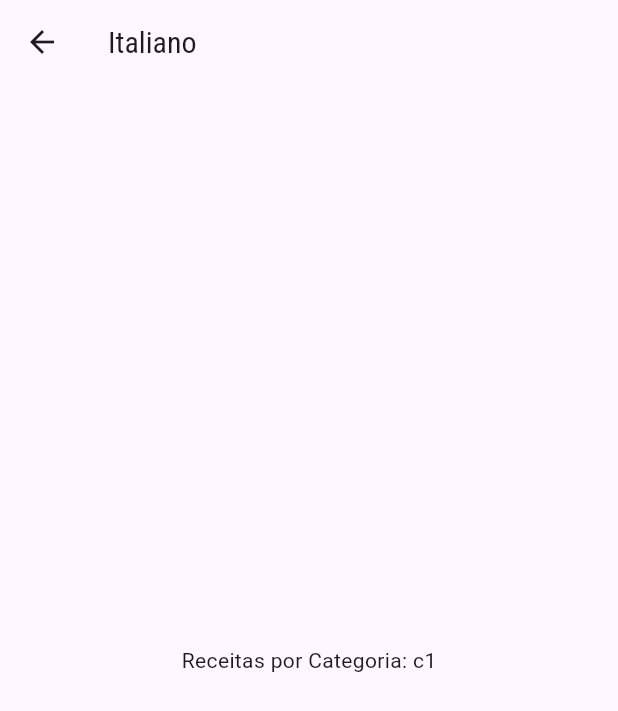
After one commit to tarcisiomesquita/meal_recipes_app, a Flutter app: the screen it shows after launch, after a tap on "Italiano", on a phone screen of 412 x 824 dp. The commit adds this screen. Shown: the top 711 px of the screen. Run offline on Flutter 3.47's test engine with Material 3 defaults, Android fonts, the phone set to English and light mode, and no system bars; our stand-ins replace google_fonts.

Commit message:
criação de página para exibição de uma lista de refeições por categoria

```diff
--- a/lib/components/category_item.dart
+++ b/lib/components/category_item.dart
@@ -1,4 +1,5 @@
 import 'package:flutter/material.dart';
+import 'package:meal_recipes_app/screens/categories_meals_screen.dart';
 
 import '../modals.dart/category.dart';
 
@@ -6,9 +7,25 @@
   final Category category;
   const CategoryItem(this.category, {super.key});
 
+  void _selectCategory(BuildContext context) {
+    Navigator.of(context).push(
+      MaterialPageRoute(
+        builder: (_) {
+          return CategoriesMealsScreen(category);
+        },
+      ),
+    );
+  }
+
   @override
   Widget build(BuildContext context) {
-    return Container(
+    return InkWell(
+      onTap: () {
+        _selectCategory(context);
+      },
+      splashColor: Theme.of(context).primaryColor,
+      borderRadius: BorderRadius.circular(10),
+      child: Container(
         padding: const EdgeInsets.all(15),
         decoration: BoxDecoration(
           borderRadius: BorderRadius.circular(10),
@@ -25,6 +42,7 @@
           category.title,
           style: Theme.of(context).textTheme.titleLarge,
         ),
+      ),
     );
   }
 }
--- /dev/null
+++ b/lib/screens/categories_meals_screen.dart
@@ -0,0 +1,18 @@
+import 'package:flutter/material.dart';
+import 'package:meal_recipes_app/modals.dart/category.dart';
+
+class CategoriesMealsScreen extends StatelessWidget {
+  final Category category;
+
+  const CategoriesMealsScreen(this.category, {super.key});
+
+  @override
+  Widget build(BuildContext context) {
+    return Scaffold(
+      appBar: AppBar(
+        title: Text(category.title),
+      ),
+      body: Center(child: Text('Receitas por Categoria: ${category.id}')),
+    );
+  }
+}
```
Lines whose indentation alone changed are shown as unchanged.
